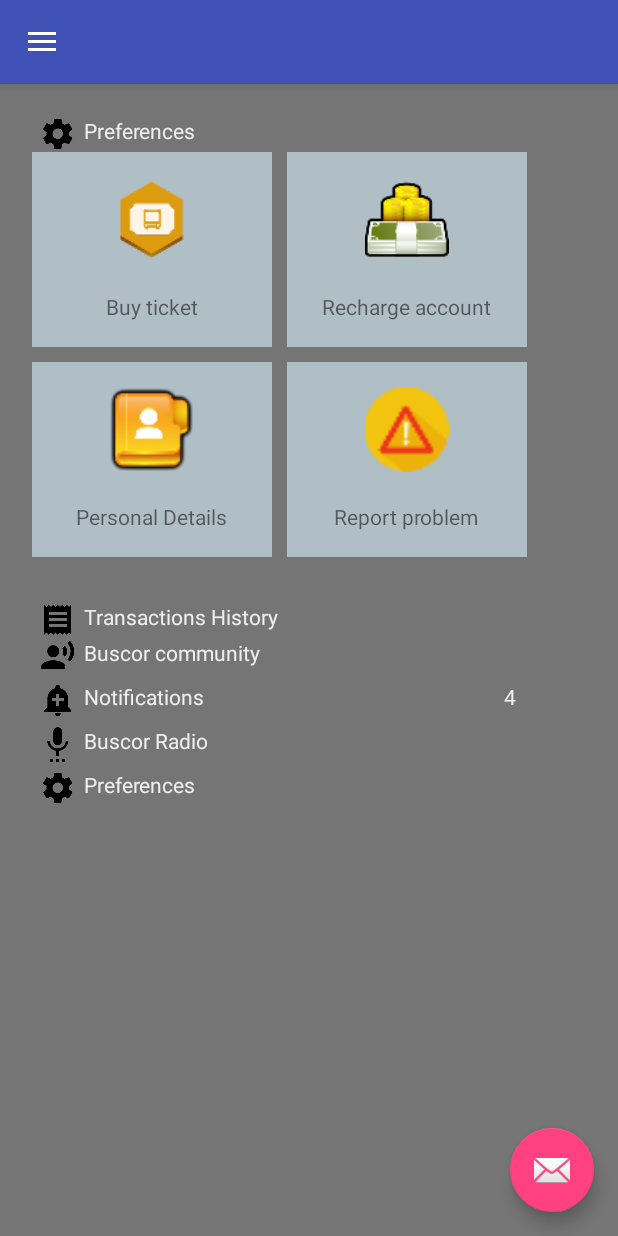
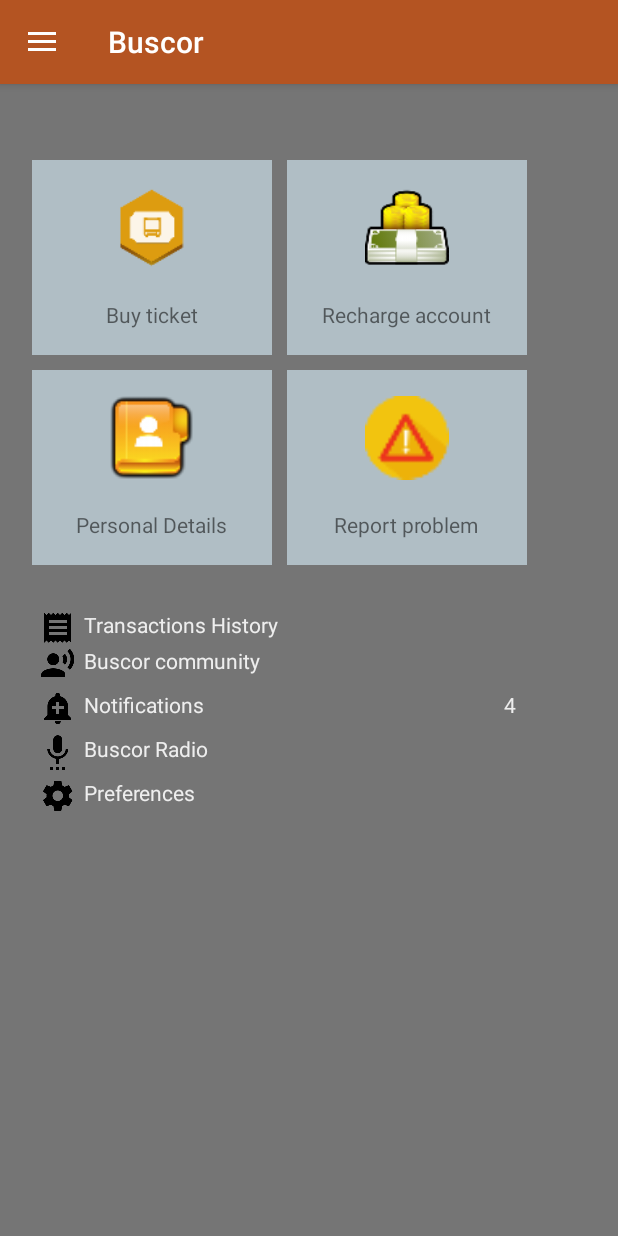
Before and after one commit to Rawj3r/Buscor, an Android app: the Home screen opened directly, with no data from a screen before it, on a phone screen of 412 x 824 dp. Run offline under Robolectric (Android 15) with nearby library versions, the phone set to English and light mode, and no system bars; 1 statement that could not run was skipped.

Commit message:
final demo

```diff
--- a/app/src/main/AndroidManifest.xml
+++ b/app/src/main/AndroidManifest.xml
@@ -24,6 +24,7 @@
          location permissions for the 'MyLocation' functionality.
     -->
     <application
+
         android:allowBackup="true"
         android:icon="@mipmap/ic_launcher"
         android:label="@string/app_name"
--- a/app/src/main/java/com/digital/wiggle/rn/buscor/Home.java
+++ b/app/src/main/java/com/digital/wiggle/rn/buscor/Home.java
@@ -13,12 +13,13 @@ import android.content.pm.PackageManager;
 import android.content.pm.Signature;
 import android.os.AsyncTask;
 import android.os.Bundle;
-import android.support.design.widget.FloatingActionButton;
-import android.support.design.widget.Snackbar;
 
+
+import android.support.design.widget.TabLayout;
 import android.support.v4.app.FragmentActivity;
 
 
+import android.support.v4.view.ViewPager;
 import android.util.Base64;
 import android.util.Log;
 import android.view.MenuInflater;
@@ -50,6 +51,8 @@ public class Home extends FragmentActivity
 
     private static TextView balance;
     final Context context = this;
+    TabLayout tabLayout;
+    ViewPager viewPager;
 
 
     @Override
@@ -58,9 +61,27 @@ public class Home extends FragmentActivity
         setContentView(R.layout.activity_home);
 
         Toolbar toolbar = (Toolbar) findViewById(R.id.toolbar);
-//        balance = (TextView) findViewById(R.id.balance);
+        balance = (TextView) findViewById(R.id.balance);
 
+        viewPager = (ViewPager) findViewById(R.id.main_tab_content);
 
+        tabLayout = (TabLayout)findViewById(R.id.tab_layout);
+        tabLayout.setOnTabSelectedListener(new TabLayout.OnTabSelectedListener() {
+            @Override
+            public void onTabSelected(TabLayout.Tab tab) {
+
+            }
+
+            @Override
+            public void onTabUnselected(TabLayout.Tab tab) {
+
+            }
+
+            @Override
+            public void onTabReselected(TabLayout.Tab tab) {
+
+            }
+        });
 
         DrawerLayout drawer = (DrawerLayout) findViewById(R.id.drawer_layout);
         ActionBarDrawerToggle toggle = new ActionBarDrawerToggle(
@@ -189,7 +210,8 @@ public class Home extends FragmentActivity
             public void onClick(View v) {
                 String pin = recharge.getText().toString();
                 new LoadAccount().execute(pin);
-                dialog.dismiss();
+                Intent intent = new Intent(Home.this, Home.class);
+                startActivity(intent);
             }
         });
         dialog.show();
@@ -323,7 +345,7 @@ public class Home extends FragmentActivity
 
                 if (jsonObject != null){
                     String balance = jsonObject.getString("balance");
-//                    Home.balance.setText(balance);
+                    Home.balance.setText("My Buscor balance: "+balance);
                 }else{
                     Toast.makeText(Home.this, "could not get relevant data", Toast.LENGTH_SHORT).show();
                 }
--- a/app/src/main/res/layout/app_bar_home.xml
+++ b/app/src/main/res/layout/app_bar_home.xml
@@ -7,6 +7,12 @@
     android:fitsSystemWindows="true"
     tools:context="com.digital.wiggle.rn.buscor.Home">
 
+    <LinearLayout xmlns:android="http://schemas.android.com/apk/res/android"
+        xmlns:app="http://schemas.android.com/apk/res-auto"
+        android:layout_width="match_parent"
+        android:layout_height="match_parent"
+        android:id="@+id/lay"
+        android:orientation="vertical">
         <android.support.design.widget.AppBarLayout
             android:layout_width="match_parent"
             android:layout_height="wrap_content"
@@ -14,23 +20,43 @@
 
             <android.support.v7.widget.Toolbar
                 android:id="@+id/toolbar"
+                app:title="Buscor"
+
                 android:layout_width="match_parent"
                 android:layout_height="?attr/actionBarSize"
-            android:background="?attr/colorPrimary"
+                android:background="@color/toolbarColor"
                 app:popupTheme="@style/AppTheme.PopupOverlay" />
 
         </android.support.design.widget.AppBarLayout>
 
 
-
         <include layout="@layout/content_home" />
 
-    <android.support.design.widget.FloatingActionButton
-        android:id="@+id/fab"
-        android:layout_width="wrap_content"
-        android:layout_height="wrap_content"
-        android:layout_gravity="bottom|end"
-        android:layout_margin="@dimen/fab_margin"
-        app:srcCompat="@android:drawable/ic_dialog_email" />
+        <RelativeLayout xmlns:android="http://schemas.android.com/apk/res/android"
+            android:id="@+id/main_content"
+            android:layout_width="match_parent"
+            android:layout_height="match_parent"
+            android:fitsSystemWindows="true">
+            <android.support.design.widget.TabLayout
+                android:id="@+id/tab_layout"
+                android:layout_width="match_parent"
+                android:layout_height="70dp"
+                android:layout_centerHorizontal="true"
+
+                app:tabMode="scrollable"
+                app:tabTextColor="#FFF"
+                app:tabSelectedTextColor="#FFF"
+                app:tabGravity="fill"
+                android:layout_alignParentBottom="true"
+               />
+            <android.support.v4.view.ViewPager
+                android:id="@+id/main_tab_content"
+                android:layout_width="match_parent"
+                android:layout_height="0dp"
+                android:layout_alignParentTop="true"
+                android:layout_above="@id/tab_layout"
+                android:background="@android:color/white" />
+        </RelativeLayout>
+        </LinearLayout>
 
 </android.support.design.widget.CoordinatorLayout>
--- a/app/src/main/res/layout/content_home.xml
+++ b/app/src/main/res/layout/content_home.xml
@@ -6,6 +6,7 @@
     android:background="#757575"
     android:layout_width="match_parent"
     android:layout_height="match_parent"
+
     android:paddingBottom="@dimen/activity_vertical_margin"
     android:paddingLeft="@dimen/activity_horizontal_margin"
     android:paddingRight="@dimen/activity_horizontal_margin"
@@ -32,15 +33,11 @@
                 android:layout_width="match_parent"
                 android:layout_height="wrap_content">
 
-                <ImageView
-                    android:layout_marginLeft="5dp"
-                    android:src="@drawable/ic_settings_black_24dp"
-                    android:layout_width="wrap_content"
-                    android:layout_height="wrap_content" />
 
                 <TextView
-                    android:layout_marginLeft="5dp"
-                    android:text="Preferences"
+                    android:layout_marginLeft="145dp"
+                    android:id="@+id/balance"
+                    android:layout_marginBottom="10dp"
                     android:textColor="#EEEEEE"
                     android:layout_width="wrap_content"
                     android:layout_height="wrap_content" />
--- a/app/src/main/res/values/colors.xml
+++ b/app/src/main/res/values/colors.xml
@@ -3,4 +3,5 @@
     <color name="colorPrimary">#3F51B5</color>
     <color name="colorPrimaryDark">#303F9F</color>
     <color name="colorAccent">#FF4081</color>
+    <color name="toolbarColor">#B45422</color>
 </resources>
```
Also changed, not shown: app/src/main/res/layout/nav_header_home.xml (+14 -9 lines), app/src/main/res/values/styles.xml (+11 -0 lines), app/src/main/res/drawable-xxhdpi/beautiful_stone.jpg (added). Lines whose indentation alone changed are shown as unchanged.
